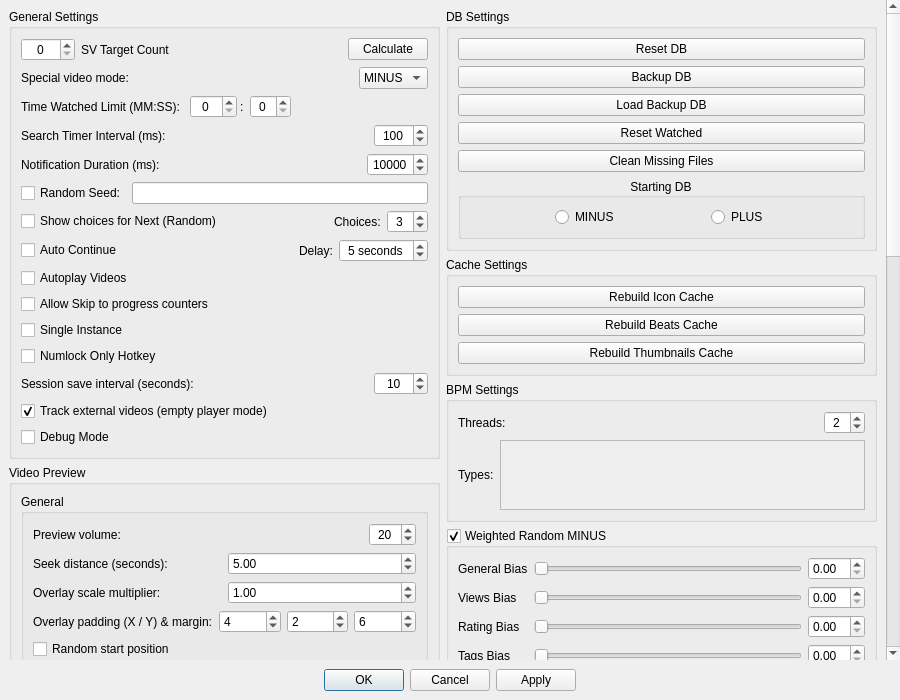
This is MediaManager/src/QtClasses/UI/Form Files/SettingsDialog.ui in PaunescuAndrei/MediaManager as Qt 5 draws it before an edit. The edited form follows.
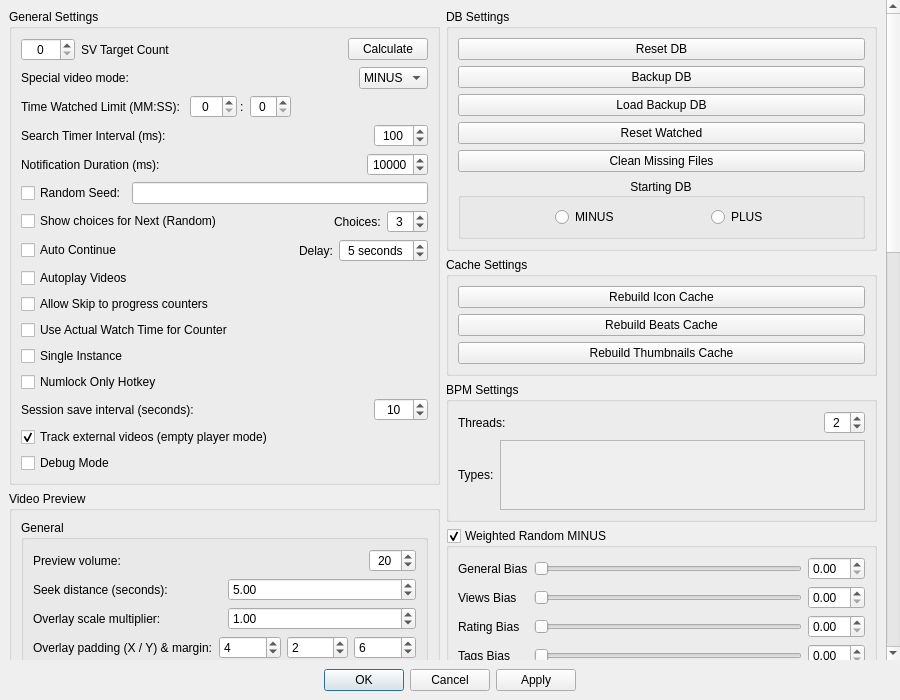
This is the edited form. Custom widgets are drawn as their Qt base class.

Commit message: feat: actual watch time toggle for counter increment (v1.8.14)

The edit to the form file:
```diff
--- a/MediaManager/src/QtClasses/UI/Form Files/SettingsDialog.ui
+++ b/MediaManager/src/QtClasses/UI/Form Files/SettingsDialog.ui
@@ -560,6 +560,16 @@
               </property>
              </widget>
             </item>
+            <item>
+             <widget class="QCheckBox" name="counterUseActualWatchTime">
+              <property name="toolTip">
+               <string>When enabled, the counter increment uses actual wall-clock watch time instead of video playback position.</string>
+              </property>
+              <property name="text">
+               <string>Use Actual Watch Time for Counter</string>
+              </property>
+             </widget>
+            </item>
             <item>
              <widget class="QCheckBox" name="singleInstance">
               <property name="text">
```
The commit also changes 10 other files.
